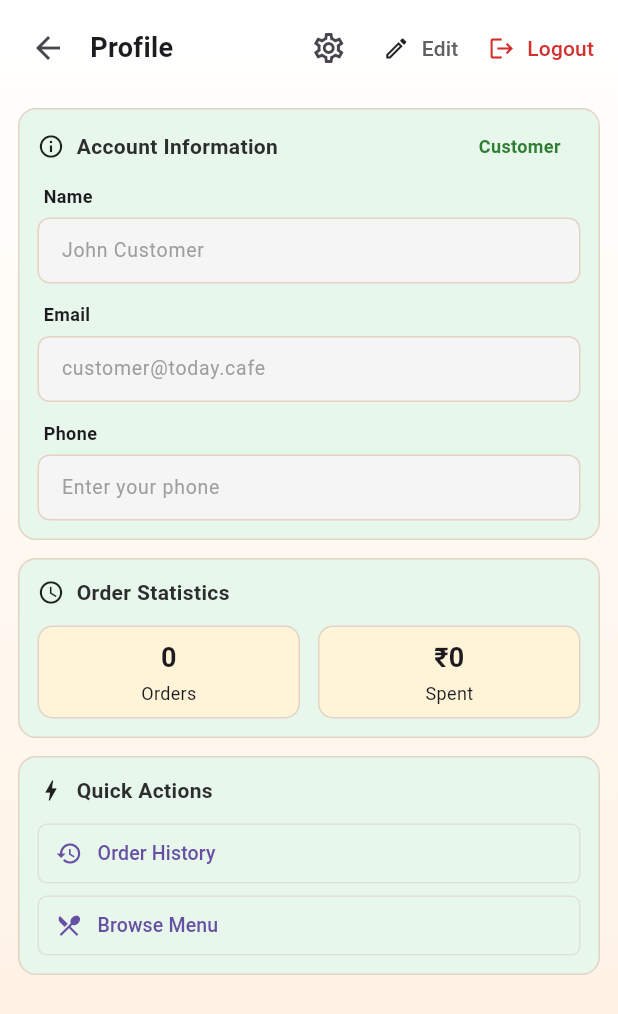
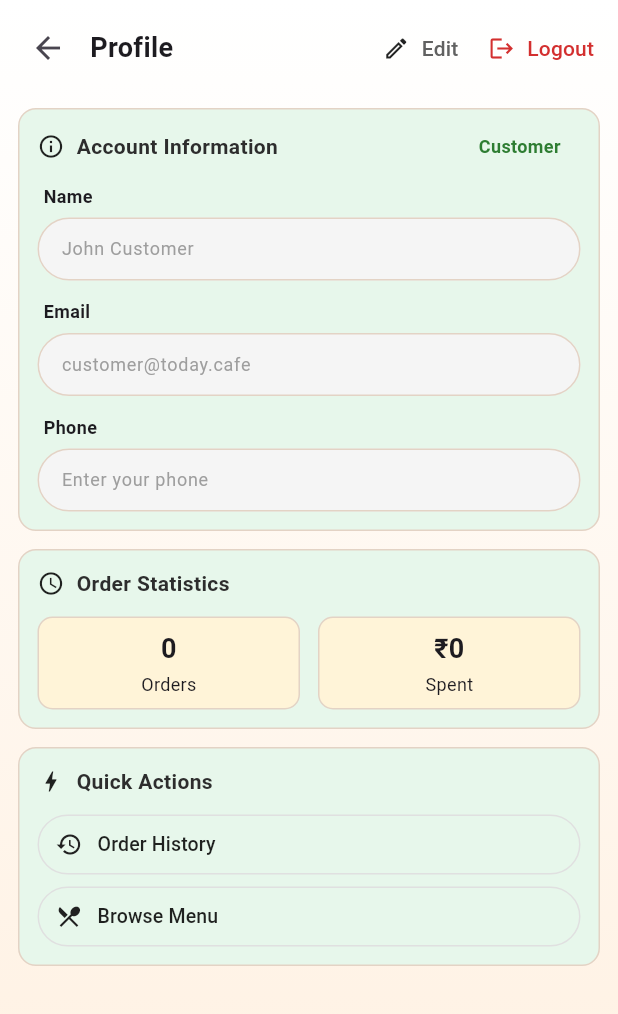
Before and after one commit to Abdulsathar27/cafe-today-, a Flutter app: the ProfilePage screen opened directly, on a phone screen of 412 x 824 dp. Shown: the top 1014 px of the screen. Run offline on Flutter 3.47's test engine with Material 3 defaults, Android fonts, the phone set to English and light mode, and no system bars.

Commit message:
create the orders page and also edit on some pages

```diff
--- a/lib/constants/app_sizes.dart
+++ b/lib/constants/app_sizes.dart
@@ -31,8 +31,10 @@ class AppSizes {
 
   // Font Sizes
   static const double textS = 12.0;
+  static const double textSs = 13.0;
   static const double textM = 14.0;
   static const double textL = 16.0;
+  static const double textLl = 18.0;
   static const double textXL = 20.0;
   static const double textXXL = 24.0;
 }
--- a/lib/screens/homepage/widgets/top_bar.dart
+++ b/lib/screens/homepage/widgets/top_bar.dart
@@ -25,7 +25,7 @@ class TopBar extends StatelessWidget {
         ),
         GestureDetector(
           onTap: () {
-            Navigator.push(context, MaterialPageRoute(builder: (context) => const CafeLoginPage() ));
+            Navigator.pushReplacement(context, MaterialPageRoute(builder: (context) => const CafeLoginPage() ));
           },
           child: Container(
             padding: const EdgeInsets.symmetric(horizontal: 8, vertical: 4),
--- a/lib/screens/profile/widgets/account_info_card.dart
+++ b/lib/screens/profile/widgets/account_info_card.dart
@@ -1,4 +1,5 @@
 import 'package:cafebooking/constants/app_colors.dart';
+import 'package:cafebooking/constants/app_sizes.dart';
 import 'package:flutter/material.dart';
 import 'package:cafebooking/constants/app_texts.dart';
 import 'section_shell.dart';
@@ -11,12 +12,12 @@ class AccountInfoCard extends StatelessWidget {
     return SectionShell(
       header: Row(
         children: [
-          const Icon(Icons.info_outline, size: 18),
+          const Icon(Icons.info_outline, size: AppSizes.iconS),
           const SizedBox(width: 8),
           Text(
             AppTexts.accountInfo,
             style: TextStyle(
-              fontSize: 14,
+              fontSize: AppSizes.textM,
               fontWeight: FontWeight.w600,
               color: AppColors.sectionTitle,
             ),
@@ -31,7 +32,7 @@ class AccountInfoCard extends StatelessWidget {
             child: Text(
               AppTexts.customer1,
               style: TextStyle(
-                fontSize: 12,
+                fontSize: AppSizes.textS,
                 fontWeight: FontWeight.w600,
                 color: AppColors.badgeText,
               ),
@@ -66,7 +67,7 @@ class _Label extends StatelessWidget {
       padding: const EdgeInsets.only(bottom: 6, left: 4),
       child: Text(
         text,
-        style: const TextStyle(fontSize: 12, fontWeight: FontWeight.w600),
+        style: const TextStyle(fontSize: AppSizes.textS, fontWeight: FontWeight.w600),
       ),
     );
   }
@@ -91,11 +92,11 @@ class _ReadOnlyField extends StatelessWidget {
           vertical: 12,
         ),
         disabledBorder: OutlineInputBorder(
-          borderRadius: BorderRadius.circular(8),
+          borderRadius: BorderRadius.circular(30),
           borderSide: BorderSide(color: AppColors.cardBorder),
         ),
       ),
-      style: TextStyle(color: AppColors.inputHint, fontSize: 13),
+      style: TextStyle(color: AppColors.inputHint, fontSize: AppSizes.textS),
     );
   }
 }
--- a/lib/screens/profile/widgets/order_stats_card.dart
+++ b/lib/screens/profile/widgets/order_stats_card.dart
@@ -1,4 +1,5 @@
 import 'package:cafebooking/constants/app_colors.dart';
+import 'package:cafebooking/constants/app_sizes.dart';
 import 'package:flutter/material.dart';
 import 'package:cafebooking/constants/app_texts.dart';
 import 'section_shell.dart';
@@ -11,12 +12,12 @@ class OrderStatsCard extends StatelessWidget {
     return SectionShell(
       header: Row(
         children: [
-          const Icon(Icons.access_time, size: 18),
+          const Icon(Icons.access_time, size: AppSizes.iconS),
           const SizedBox(width: 8),
           Text(
             AppTexts.orderStats,
             style: TextStyle(
-              fontSize: 14,
+              fontSize: AppSizes.textM,
               fontWeight: FontWeight.w600,
               color: AppColors.sectionTitle,
             ),
@@ -62,9 +63,9 @@ class _StatTile extends StatelessWidget {
         child: Column(
           mainAxisSize: MainAxisSize.min,
           children: [
-            Text(value, style: const TextStyle(fontSize: 18, fontWeight: FontWeight.w700)),
+            Text(value, style: const TextStyle(fontSize:AppSizes.textLl, fontWeight: FontWeight.w700)),
             const SizedBox(height: 2),
-            Text(label, style: const TextStyle(fontSize: 12)),
+            Text(label, style: const TextStyle(fontSize: AppSizes.textS)),
           ],
         ),
       ),
--- a/lib/screens/profile/widgets/profile_app_bar.dart
+++ b/lib/screens/profile/widgets/profile_app_bar.dart
@@ -1,4 +1,6 @@
 import 'package:cafebooking/constants/app_colors.dart';
+import 'package:cafebooking/constants/app_sizes.dart';
+import 'package:cafebooking/screens/loginpage/login.dart';
 import 'package:flutter/material.dart';
 import 'package:cafebooking/constants/app_texts.dart';
 
@@ -22,20 +24,25 @@ class ProfileAppBar extends StatelessWidget {
             child: Text(
               AppTexts.profile,
               textAlign: TextAlign.left,
-              style: TextStyle(fontSize: 18, fontWeight: FontWeight.w600),
+              style: TextStyle(
+                fontSize: AppSizes.textLl,
+                fontWeight: FontWeight.w600,
+              ),
             ),
-          ),
-          // gear icon
-          IconButton(
-            icon: const Icon(Icons.settings_outlined),
-            onPressed: () {},
           ),
           const SizedBox(width: 4),
           // Edit (text button look)
           TextButton.icon(
             onPressed: () {},
-            icon: const Icon(Icons.edit_outlined, size: 18, color: Colors.black87),
-            label: Text(AppTexts.edit, style: TextStyle(color: AppColors.editColor)),
+            icon: const Icon(
+              Icons.edit_outlined,
+              size: AppSizes.textLl,
+              color: Colors.black87,
+            ),
+            label: Text(
+              AppTexts.edit,
+              style: TextStyle(color: AppColors.editColor),
+            ),
             style: TextButton.styleFrom(
               padding: const EdgeInsets.symmetric(horizontal: 8, vertical: 6),
               minimumSize: Size.zero,
@@ -45,9 +52,14 @@ class ProfileAppBar extends StatelessWidget {
           const SizedBox(width: 4),
           // Logout (red)
           TextButton.icon(
-            onPressed: () {},
+            onPressed: () {
+              Navigator.pushReplacement(context, MaterialPageRoute(builder: (context) => const CafeLoginPage()));
+            },
             icon: Icon(Icons.logout, size: 18, color: AppColors.logoutColor),
-            label: Text(AppTexts.logout, style: TextStyle(color: AppColors.logoutColor)),
+            label: Text(
+              AppTexts.logout,
+              style: TextStyle(color: AppColors.logoutColor),
+            ),
             style: TextButton.styleFrom(
               padding: const EdgeInsets.symmetric(horizontal: 8, vertical: 6),
               minimumSize: Size.zero,
--- a/lib/screens/profile/widgets/quick_actions_card.dart
+++ b/lib/screens/profile/widgets/quick_actions_card.dart
@@ -1,4 +1,5 @@
 import 'package:cafebooking/constants/app_colors.dart';
+import 'package:cafebooking/constants/app_sizes.dart';
 import 'package:flutter/material.dart';
 import 'package:cafebooking/constants/app_texts.dart';
 import 'section_shell.dart';
@@ -11,12 +12,12 @@ class QuickActionsCard extends StatelessWidget {
     return SectionShell(
       header: Row(
         children: [
-          const Icon(Icons.bolt_outlined, size: 18),
+          const Icon(Icons.bolt_outlined, size: AppSizes.textLl),
           const SizedBox(width: 8),
           Text(
             AppTexts.quickActions,
             style: TextStyle(
-              fontSize: 14,
+              fontSize: AppSizes.textM,
               fontWeight: FontWeight.w600,
               color: AppColors.sectionTitle,
             ),
@@ -25,10 +26,7 @@ class QuickActionsCard extends StatelessWidget {
       ),
       body: Column(
         children: const [
-          _ActionTile(
-            icon: Icons.history,
-            title: AppTexts.orderHistory,
-          ),
+          _ActionTile(icon: Icons.history, title: AppTexts.orderHistory),
           SizedBox(height: 8),
           _ActionTile(
             icon: Icons.restaurant_menu_outlined,
@@ -43,7 +41,7 @@ class QuickActionsCard extends StatelessWidget {
 class _ActionTile extends StatelessWidget {
   final IconData icon;
   final String title;
-  const _ActionTile({required this.icon, required this.title});
+  const _ActionTile({required this.icon, required this.title,});
 
   @override
   Widget build(BuildContext context) {
@@ -53,15 +51,17 @@ class _ActionTile extends StatelessWidget {
         onPressed: () {},
         style: OutlinedButton.styleFrom(
           side: BorderSide(color: AppColors.actionTileBorder),
-          shape: RoundedRectangleBorder(borderRadius: BorderRadius.circular(6)),
+          shape: RoundedRectangleBorder(
+            borderRadius: BorderRadius.circular(30),
+          ),
           padding: const EdgeInsets.symmetric(horizontal: 12),
           alignment: Alignment.centerLeft,
         ),
         child: Row(
           children: [
-            Icon(icon, size: 18),
+            Icon(icon, size: AppSizes.iconS,color: AppColors.backgroundDark,),
             const SizedBox(width: 10),
-            Text(title, style: const TextStyle(fontSize: 13)),
+            Text(title, style: const TextStyle(fontSize: AppSizes.textSs,color:AppColors.textPrimary)),
           ],
         ),
       ),
--- a/lib/screens/sign_up_page/widgets/sign_in_link.dart
+++ b/lib/screens/sign_up_page/widgets/sign_in_link.dart
@@ -14,9 +14,9 @@ class SignInLink extends StatelessWidget {
         const Text(AppTexts.alreadyhaveanaccount),
         GestureDetector(
           onTap: () {
-            Navigator.push(
+            Navigator.pushReplacement(
               context,
-              MaterialPageRoute(builder: (context) => const CafeLoginPage()),
+              MaterialPageRoute(builder: (context) => CafeLoginPage()),
             );
           },
           child: Text(
```
Also changed, not shown: lib/screens/homepage/widgets/quick_actions.dart (+46 -19 lines), lib/screens/orders/orders_page.dart (added, +133 -0 lines), lib/screens/orders/widgets/all_tab_chip.dart (added, +50 -0 lines), lib/screens/orders/widgets/mine_tab_chip.dart (added, +50 -0 lines), lib/screens/orders/widgets/orders_tabs.dart (added, +46 -0 lines).
